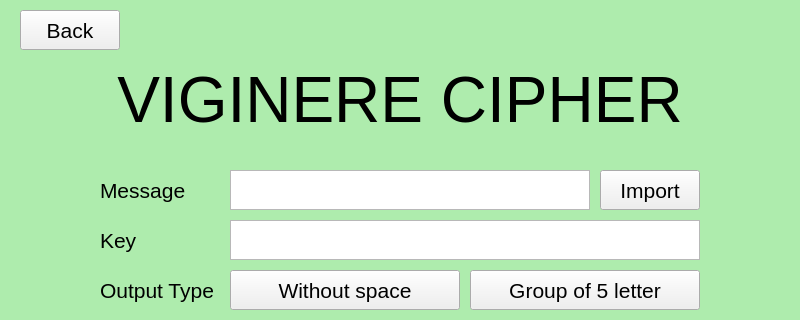
First picture: the form in cipher.ui, repository gilbertchristian/Tugas-1-II4031-Kriptografi-dan-Koding, before the edit; both pictures show x 0 to 800 and y 0 to 320 of the 800 by 600 pixel window.
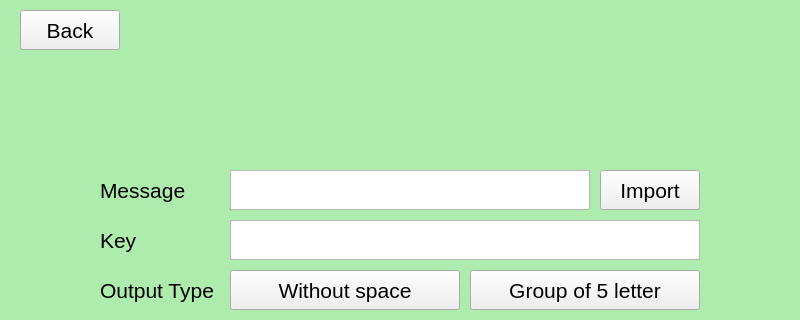
Second picture: the form after the edit.

The edit to the form file:
```diff
--- a/cipher.ui
+++ b/cipher.ui
@@ -257,7 +257,7 @@
      </font>
     </property>
     <property name="text">
-     <string>VIGINERE CIPHER</string>
+     <string/>
     </property>
     <property name="alignment">
      <set>Qt::AlignCenter</set>
```
